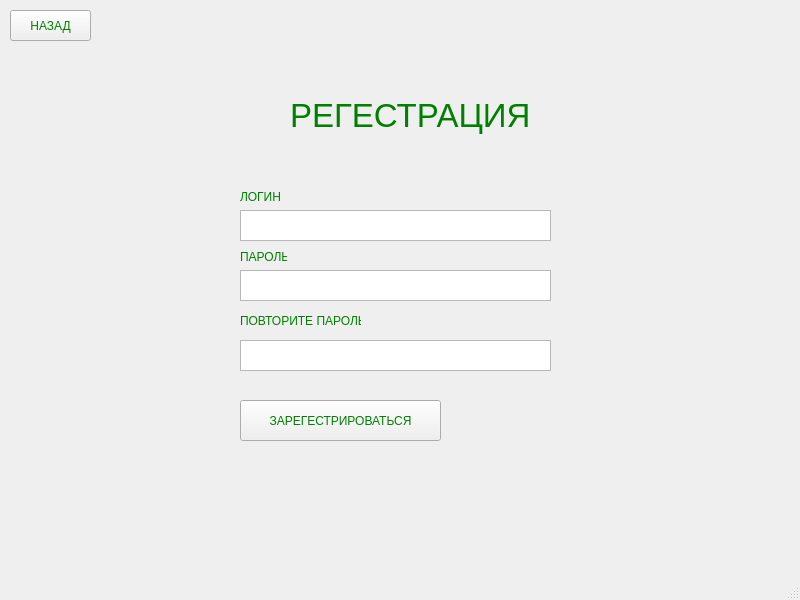
Above: ui/register.ui from xruxru24/kirillMusic before the change. Below: the same form after it.
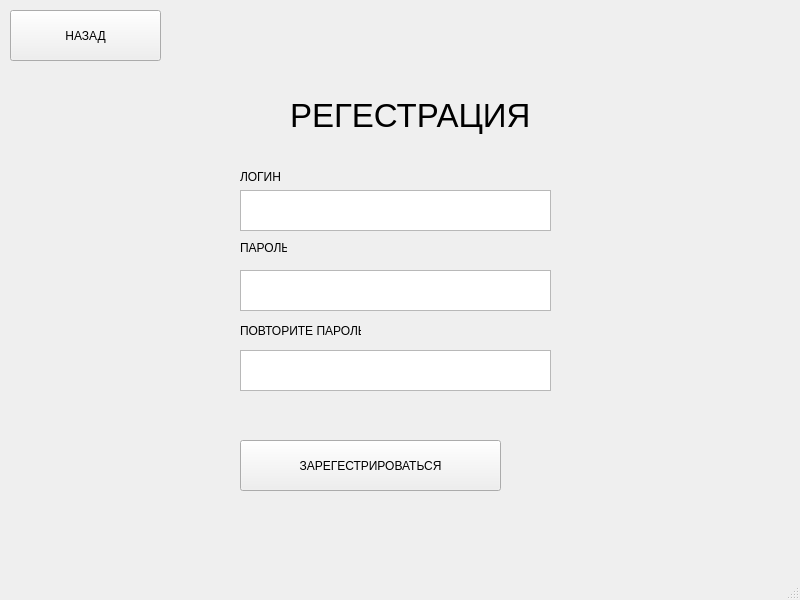
That is the form after the change.

What changed in the file:
```diff
--- a/ui/register.ui
+++ b/ui/register.ui
@@ -29,7 +29,7 @@
      </font>
     </property>
     <property name="styleSheet">
-     <string notr="true">color: green;</string>
+     <string notr="true"/>
     </property>
     <property name="text">
      <string>РЕГЕСТРАЦИЯ</string>
@@ -39,9 +39,9 @@
     <property name="geometry">
      <rect>
       <x>240</x>
-      <y>210</y>
+      <y>190</y>
       <width>311</width>
-      <height>31</height>
+      <height>41</height>
      </rect>
     </property>
    </widget>
@@ -51,7 +51,7 @@
       <x>240</x>
       <y>270</y>
       <width>311</width>
-      <height>31</height>
+      <height>41</height>
      </rect>
     </property>
    </widget>
@@ -59,13 +59,13 @@
     <property name="geometry">
      <rect>
       <x>240</x>
-      <y>190</y>
+      <y>170</y>
       <width>47</width>
       <height>13</height>
      </rect>
     </property>
     <property name="styleSheet">
-     <string notr="true">color: green;</string>
+     <string notr="true"/>
     </property>
     <property name="text">
      <string>ЛОГИН</string>
@@ -75,13 +75,13 @@
     <property name="geometry">
      <rect>
       <x>240</x>
-      <y>250</y>
+      <y>240</y>
       <width>47</width>
-      <height>13</height>
+      <height>16</height>
      </rect>
     </property>
     <property name="styleSheet">
-     <string notr="true">color: green;</string>
+     <string notr="true"/>
     </property>
     <property name="text">
      <string>ПАРОЛЬ</string>
@@ -91,13 +91,13 @@
     <property name="geometry">
      <rect>
       <x>240</x>
-      <y>310</y>
+      <y>320</y>
       <width>121</width>
       <height>21</height>
      </rect>
     </property>
     <property name="styleSheet">
-     <string notr="true">color: green;</string>
+     <string notr="true"/>
     </property>
     <property name="text">
      <string>ПОВТОРИТЕ ПАРОЛЬ</string>
@@ -107,9 +107,9 @@
     <property name="geometry">
      <rect>
       <x>240</x>
-      <y>340</y>
+      <y>350</y>
       <width>311</width>
-      <height>31</height>
+      <height>41</height>
      </rect>
     </property>
    </widget>
@@ -117,13 +117,13 @@
     <property name="geometry">
      <rect>
       <x>240</x>
-      <y>400</y>
-      <width>201</width>
-      <height>41</height>
+      <y>440</y>
+      <width>261</width>
+      <height>51</height>
      </rect>
     </property>
     <property name="styleSheet">
-     <string notr="true">color: green;</string>
+     <string notr="true"/>
     </property>
     <property name="text">
      <string>ЗАРЕГЕСТРИРОВАТЬСЯ</string>
@@ -132,8 +132,8 @@
    <widget class="QLabel" name="error">
     <property name="geometry">
      <rect>
-      <x>240</x>
-      <y>380</y>
+      <x>230</x>
+      <y>400</y>
       <width>311</width>
       <height>21</height>
      </rect>
@@ -150,12 +150,12 @@
      <rect>
       <x>10</x>
       <y>10</y>
-      <width>81</width>
-      <height>31</height>
+      <width>151</width>
+      <height>51</height>
      </rect>
     </property>
     <property name="styleSheet">
-     <string notr="true">color: green;</string>
+     <string notr="true"/>
     </property>
     <property name="text">
      <string>НАЗАД</string>
```
Left out of the diff: 3 changed lines with no effect on the pictures.
